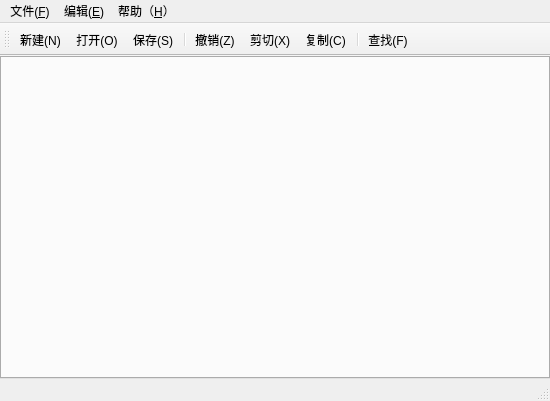
Before: the Qt Designer form mainwindow.ui in inkcherry/integration-, drawn with Qt 5.
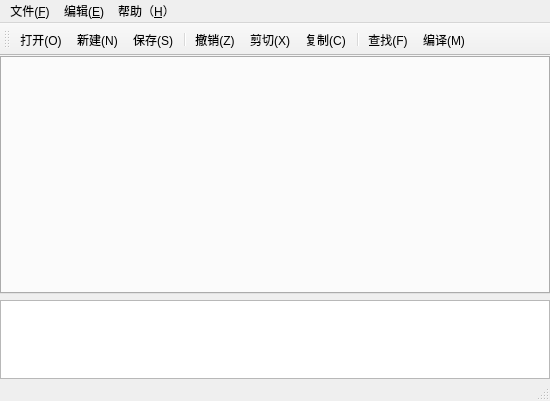
After: the same form once the commit is applied. Icons and pictures are not drawn.

```diff
--- a/mainwindow.ui
+++ b/mainwindow.ui
@@ -40,7 +40,7 @@
        <number>0</number>
       </property>
       <item>
-       <layout class="QVBoxLayout" name="verticalLayout">
+       <layout class="QVBoxLayout" name="verticalLayout" stretch="6,2">
         <item>
          <widget class="QTabWidget" name="titletabWidget">
           <property name="currentIndex">
@@ -57,6 +57,9 @@
           </property>
          </widget>
         </item>
+        <item>
+         <widget class="QListView" name="listView"/>
+        </item>
        </layout>
       </item>
      </layout>
@@ -113,8 +116,8 @@
    <attribute name="toolBarBreak">
     <bool>false</bool>
    </attribute>
-   <addaction name="action_New"/>
    <addaction name="action_Open"/>
+   <addaction name="action_New"/>
    <addaction name="action_Save"/>
    <addaction name="separator"/>
    <addaction name="action_Undo"/>
@@ -122,6 +125,7 @@
    <addaction name="action_Copy"/>
    <addaction name="separator"/>
    <addaction name="action_Find"/>
+   <addaction name="action_compile"/>
   </widget>
   <widget class="QStatusBar" name="statusBar"/>
   <action name="action_New">
@@ -234,6 +238,15 @@
     <string>test</string>
    </property>
   </action>
+  <action name="action_compile">
+   <property name="icon">
+    <iconset>
+     <normaloff>icon/gnome-run.png</normaloff>icon/gnome-run.png</iconset>
+   </property>
+   <property name="text">
+    <string>编译(&amp;M)</string>
+   </property>
+  </action>
  </widget>
  <layoutdefault spacing="6" margin="11"/>
  <resources>
```
Left out of the diff: 3 changed lines with no effect on the pictures.
